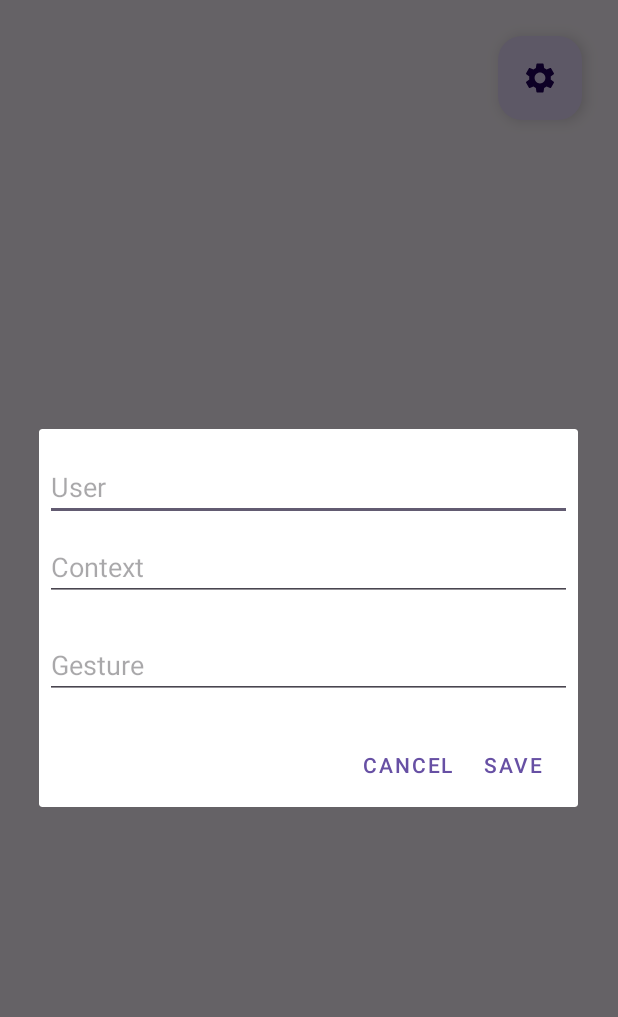
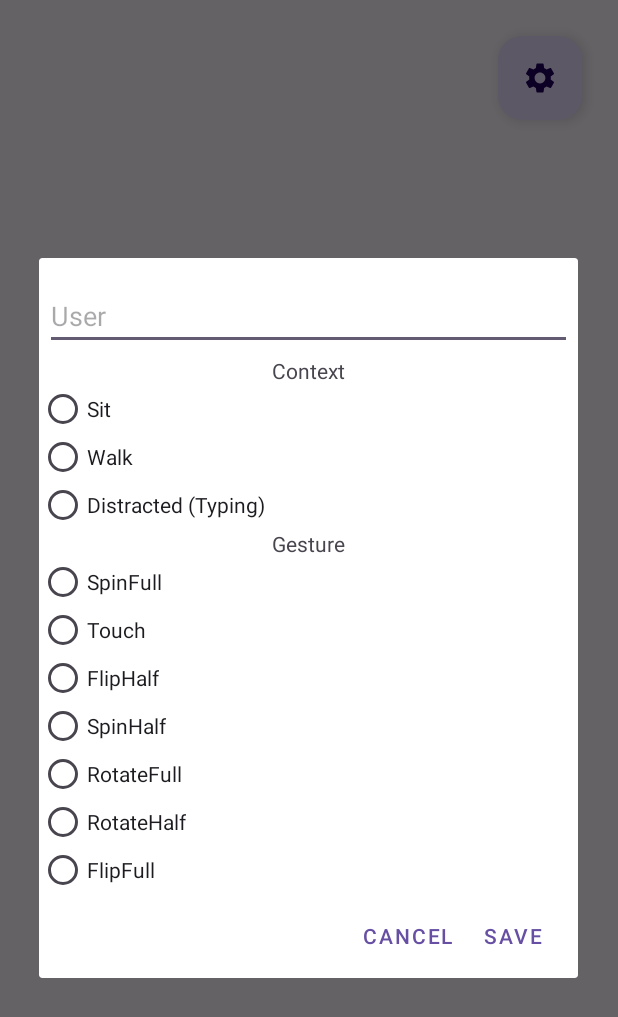
Before and after one commit to ThanosSoulis/mobile-computing-dexterous-gestures, an Android app: the screen it shows after launch (MainActivity), after a tap on "Settings", on a phone screen of 412 x 824 dp. Shown: the top 1017 px of the screen. Run offline under Robolectric (Android 15) with nearby library versions, the phone set to English and light mode, and no system bars; our stand-ins replace Firebase (no records; nobody signed in at launch, a user with empty details on screens opened directly).

Commit message:
changes input and user model for firebase table added timestamps

```diff
--- a/app/src/main/java/com/example/dexterous_gestures/MainActivity.java
+++ b/app/src/main/java/com/example/dexterous_gestures/MainActivity.java
@@ -20,7 +20,7 @@ public class MainActivity extends AppCompatActivity implements View.OnClickListe
     public static final String TimeInterval = "TimeInterval";
     public static final String RegularStartTime = "RegularStartTime";
     public static final String Repetitions = "Repetitions";
-    public static DatabaseReference myRef = FirebaseDatabase.getInstance().getReference("actions");
+    public static DatabaseReference myRef = FirebaseDatabase.getInstance().getReference();
     public static UserStudyModel userStudyModel = new UserStudyModel();
 
     public static HashMap<Integer, String> gestureToCodeMap = new HashMap<>();
@@ -63,7 +63,7 @@ public class MainActivity extends AppCompatActivity implements View.OnClickListe
 
         if (id == R.id.settings)
             showDialog();
-        else if (id == R.id.call_button) {
+        else if (id == R.id.call_button && (userStudyModel.getUserId() != null)) {
 
             Bundle bundle = new Bundle();
             bundle.putInt(StartTime,10);
--- a/app/src/main/java/com/example/dexterous_gestures/MyAlertDialogFragment.java
+++ b/app/src/main/java/com/example/dexterous_gestures/MyAlertDialogFragment.java
@@ -9,11 +9,20 @@ import android.view.LayoutInflater;
 import android.view.View;
 import android.widget.EditText;
 import android.widget.ImageButton;
+import android.widget.RadioButton;
+import android.widget.RadioGroup;
 import android.widget.Toast;
 
 import androidx.fragment.app.DialogFragment;
 
+import java.util.Arrays;
+import java.util.HashSet;
+import java.util.List;
+import java.util.Set;
+
 public class MyAlertDialogFragment extends DialogFragment {
+    private String selectedContext;
+    private String selectedGesture;
 
     public static MyAlertDialogFragment newInstance(int title) {
         MyAlertDialogFragment frag = new MyAlertDialogFragment();
@@ -31,12 +40,45 @@ public class MyAlertDialogFragment extends DialogFragment {
         final View view = inflater.inflate(R.layout.dialog, null, false);
 
         EditText inputUser = view.findViewById(R.id.userId);
-        EditText inputContext = view.findViewById(R.id.contextId);
-        EditText inputGesture = view.findViewById(R.id.gesture);
+        RadioGroup radioGroupGesture = view.findViewById(R.id.radioGroupGesture);
+        RadioGroup radioGroupContext = view.findViewById(R.id.radioGroupContext);
+        Set<String> uniqueOptions = new HashSet<>(MainActivity.gestureToCodeMap.values());
+
+        for (String option : uniqueOptions) {
+            RadioButton radioButton = new RadioButton(view.getContext());
+            radioButton.setText(option);
+            radioGroupGesture.addView(radioButton);
+        }
+
+        List<String> stringList = Arrays.asList("Sit", "Walk", "Distracted (Typing)");
+
+        for (String option : stringList) {
+            RadioButton radioButton = new RadioButton(view.getContext());
+            radioButton.setText(option);
+            radioGroupContext.addView(radioButton);
+        }
+
+        radioGroupGesture.setOnCheckedChangeListener(new RadioGroup.OnCheckedChangeListener() {
+            @Override
+            public void onCheckedChanged(RadioGroup group, int checkedId) {
+                // Handle radio button selection changes here
+                RadioButton radioButton = view.findViewById(checkedId);
+                selectedGesture = radioButton.getText().toString();
+            }
+        });
+
+        radioGroupContext.setOnCheckedChangeListener(new RadioGroup.OnCheckedChangeListener() {
+            @Override
+            public void onCheckedChanged(RadioGroup group, int checkedId) {
+                // Handle radio button selection changes here
+                RadioButton radioButton = view.findViewById(checkedId);
+                selectedContext = radioButton.getText().toString();
+
+            }
+        });
 
         if(MainActivity.userStudyModel.userId != null){
             inputUser.setText(MainActivity.userStudyModel.userId);
-            inputContext.setText(MainActivity.userStudyModel.contextId);
         }
 
         // Inflate and set the layout for the dialog
@@ -47,14 +89,13 @@ public class MyAlertDialogFragment extends DialogFragment {
                     @Override
                     public void onClick(DialogInterface dialog, int id) {
                         String userId = inputUser.getText().toString();
-                        String contextId = inputContext.getText().toString();
-                        String gesture = inputGesture.getText().toString();
                         if(
-                             !userId.isEmpty() || !contextId.isEmpty() || !gesture.isEmpty()
+                             !userId.isEmpty() && selectedContext != null && selectedGesture != null
                         ){
                         MainActivity.userStudyModel.setUserId(userId);
-                        MainActivity.userStudyModel.setContextId(contextId);
-                        MainActivity.userStudyModel.setGesture(gesture);
+                            MainActivity.userStudyModel.setContextId(selectedContext);
+                            MainActivity.userStudyModel.setExpectedGesture(selectedGesture);
+
                         } else Toast.makeText(getActivity(),"Input can't be empty!", Toast.LENGTH_LONG).show();
                     }
                 })
--- a/app/src/main/res/layout/dialog.xml
+++ b/app/src/main/res/layout/dialog.xml
@@ -13,26 +13,26 @@
         android:layout_marginRight="4dp"
         android:layout_marginBottom="4dp"
         android:hint="User" />
-    <EditText
-        android:id="@+id/contextId"
-        android:inputType="text"
+
+    <TextView
+        android:layout_gravity="center"
+        android:layout_width="wrap_content"
+        android:layout_height="wrap_content"
+        android:text="Context"/>
+    <RadioGroup
+        android:id="@+id/radioGroupContext"
         android:layout_width="match_parent"
         android:layout_height="wrap_content"
-        android:layout_marginTop="4dp"
-        android:layout_marginLeft="4dp"
-        android:layout_marginRight="4dp"
-        android:layout_marginBottom="16dp"
-        android:fontFamily="sans-serif"
-        android:hint="Context"/>
-    <EditText
-        android:id="@+id/gesture"
-        android:inputType="text"
+        android:orientation="vertical"/>
+    <TextView
+        android:layout_gravity="center"
+        android:layout_width="wrap_content"
+        android:layout_height="wrap_content"
+        android:text="Gesture"/>
+    <RadioGroup
+        android:id="@+id/radioGroupGesture"
         android:layout_width="match_parent"
         android:layout_height="wrap_content"
-        android:layout_marginTop="4dp"
-        android:layout_marginLeft="4dp"
-        android:layout_marginRight="4dp"
-        android:layout_marginBottom="16dp"
-        android:fontFamily="sans-serif"
-        android:hint="Gesture"/>
+        android:orientation="vertical"/>
+
 </LinearLayout>
```
Also changed, not shown: app/src/main/java/com/example/dexterous_gestures/PhoneCallActivity.java (+21 -13 lines), app/src/main/java/com/example/dexterous_gestures/UserStudyModel.java (+32 -5 lines), app/src/main/java/com/example/dexterous_gestures/recognizingBackground.java (+9 -26 lines).
